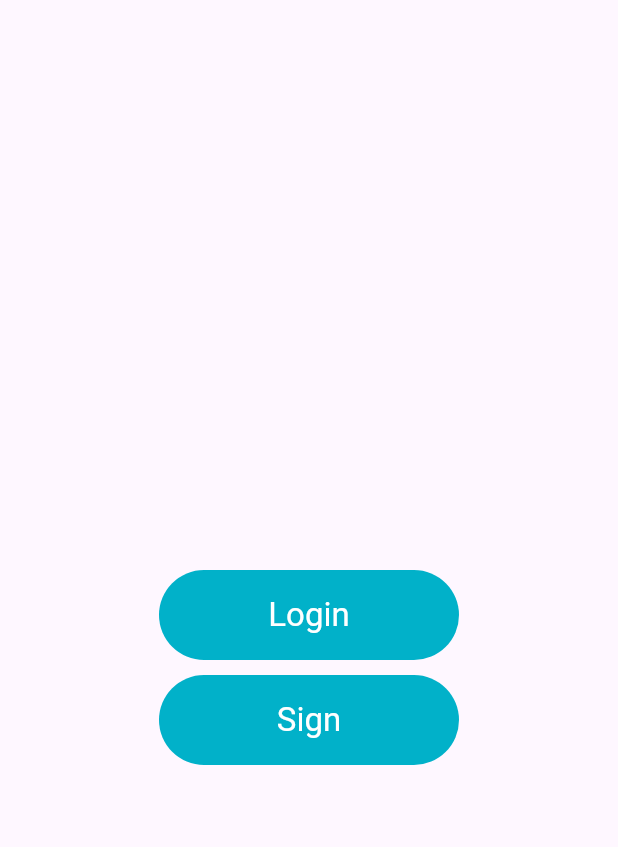
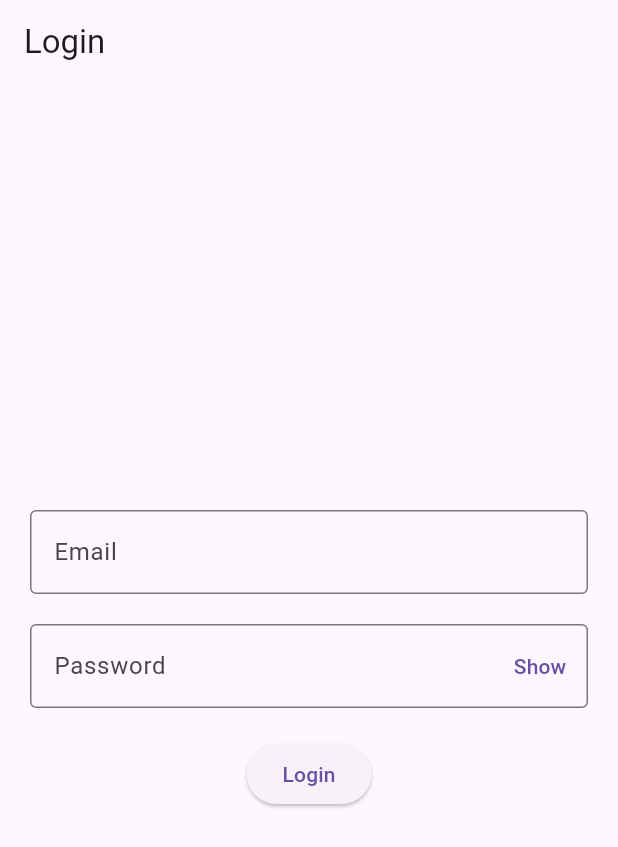
Before and after one commit to araful39/Getx, a Flutter app: the screen it shows after launch, on a phone screen of 412 x 824 dp. Shown: the top 847 px of the screen. Run offline on Flutter 3.47's test engine with Material 3 defaults, Android fonts, the phone set to English and light mode, and no system bars; our stand-ins replace fluttertoast, get, image_picker.

Commit message:
part-08 add

```diff
--- a/lib/main.dart
+++ b/lib/main.dart
@@ -1,29 +1,38 @@
-import 'package:flutter/cupertino.dart';
 import 'package:flutter/material.dart';
-import 'package:get/get_navigation/src/root/get_material_app.dart';
-import 'package:getx/part-06/view/home_page_06.dart';
-import 'package:getx/part-07/res/getx_localization/languages.dart';
-import 'package:getx/part-07/view/splash_screen.dart';
+import 'package:get/get.dart';
+import 'package:getx/part-08/view/splash_screen.dart';
 
 
-void main(){
+void main() {
   runApp(MyApp());
+}
 
-
-}
 class MyApp extends StatelessWidget {
-  const MyApp({super.key});
-
   @override
   Widget build(BuildContext context) {
     return GetMaterialApp(
-      home: SplashScreen07(),
-      translations: Languages(),
-      locale: Locale('en' ,"US"),
+      title: 'Login App',
       theme: ThemeData(
         primarySwatch: Colors.blue,
       ),
-      // getPages: AppRoutes.appRoutes(),
+      home: SplashScreen(),
+      translationsKeys: translations,
+      locale: Locale('en', 'US'), // Set the initial locale
     );
   }
 }
+
+// Define translations for internationalization
+var translations = {
+  'en_US': {
+    'email_hint': 'Email',
+    'pass_hint': 'Password',
+    'login': 'Login',
+  },
+  'es_ES': {
+    'email_hint': 'Correo electrónico',
+    'pass_hint': 'Contraseña',
+    'login': 'Iniciar sesión',
+  },
+  // Add translations for other languages as needed
+};
--- /dev/null
+++ b/lib/part-08/controller/controller.dart
@@ -0,0 +1,13 @@
+import 'package:flutter/cupertino.dart';
+import 'package:get/get.dart';
+
+class LoginController extends GetxController {
+  final formKey = GlobalKey<FormState>();
+  final email = TextEditingController();
+  final password = TextEditingController();
+  final isTrue = true.obs;
+
+  void togglePasswordVisibility() {
+    isTrue.value = !isTrue.value;
+  }
+}
--- /dev/null
+++ b/lib/part-08/view/login_screen.dart
@@ -0,0 +1,83 @@
+import 'package:flutter/material.dart';
+import 'package:get/get.dart';
+import 'package:getx/part-08/controller/controller.dart';
+
+import 'home_page.dart';
+
+
+class LoginScreen extends StatelessWidget {
+  final LoginController loginController = Get.put(LoginController());
+
+  @override
+  Widget build(BuildContext context) {
+    return Scaffold(
+      appBar: AppBar(
+        title: Text('Login'),
+      ),
+      body: Center(
+        child: Padding(
+          padding: const EdgeInsets.all(20.0),
+          child: Form(
+            key: loginController.formKey,
+            child: Column(
+              mainAxisAlignment: MainAxisAlignment.center,
+              crossAxisAlignment: CrossAxisAlignment.center,
+              children: [
+                TextFormField(
+                  controller: loginController.email,
+                  decoration: InputDecoration(
+                    hintText: 'email_hint'.tr,
+                    border: OutlineInputBorder(),
+                    focusedBorder: OutlineInputBorder(),
+                  ),
+                ),
+                SizedBox(
+                  height: 20.0,
+                ),
+                Obx(() => TextFormField(
+                  obscureText: !loginController.isTrue.value,
+                  controller: loginController.password,
+                  decoration: InputDecoration(
+                    suffixIcon: TextButton(
+                      onPressed: () {
+                        loginController.togglePasswordVisibility();
+                      },
+                      child: loginController.isTrue.value
+                          ? Text("Show")
+                          : Text("Hide"),
+                    ),
+                    hintText: 'pass_hint'.tr,
+                    border: OutlineInputBorder(),
+                    focusedBorder: OutlineInputBorder(),
+                  ),
+                )),
+                SizedBox(
+                  height: 20.0,
+                ),
+                ElevatedButton(
+                  onPressed: () {
+                    if (loginController.formKey.currentState!.validate()) {
+                      if (loginController.email.text == 'example@email.com' &&
+                          loginController.password.text == 'password') {
+                        Get.to(HomePage());
+                      } else {
+                        Get.snackbar(
+                          'Error',
+                          'Invalid email or password',
+                          snackPosition: SnackPosition.BOTTOM,
+                          backgroundColor: Colors.red,
+                          colorText: Colors.white,
+                        );
+                      }
+                    }
+                  },
+                  child: Text('login'.tr),
+                ),
+              ],
+            ),
+          ),
+        ),
+      ),
+    );
+  }
+}
```
Also changed, not shown: lib/part-08/view/home_page.dart (added, +18 -0 lines), lib/part-08/view/splash_screen.dart (added, +23 -0 lines).
